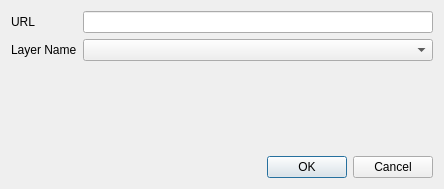
Before: the Qt Designer form src/front/addFluxData.ui in ENSG-TSI24/cute-gis, drawn with Qt 5.
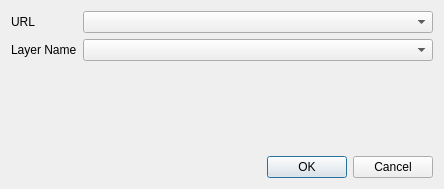
After: the same form once the commit is applied.

```diff
--- a/src/front/addFluxData.ui
+++ b/src/front/addFluxData.ui
@@ -55,7 +55,7 @@
     <widget class="QComboBox" name="comboBox"/>
    </item>
    <item row="0" column="1" colspan="2">
-    <widget class="QLineEdit" name="lineEdit_Name"/>
+    <widget class="QComboBox" name="url"/>
    </item>
   </layout>
  </widget>
```
Left out of the diff: 2 changed lines with no effect on the pictures.
